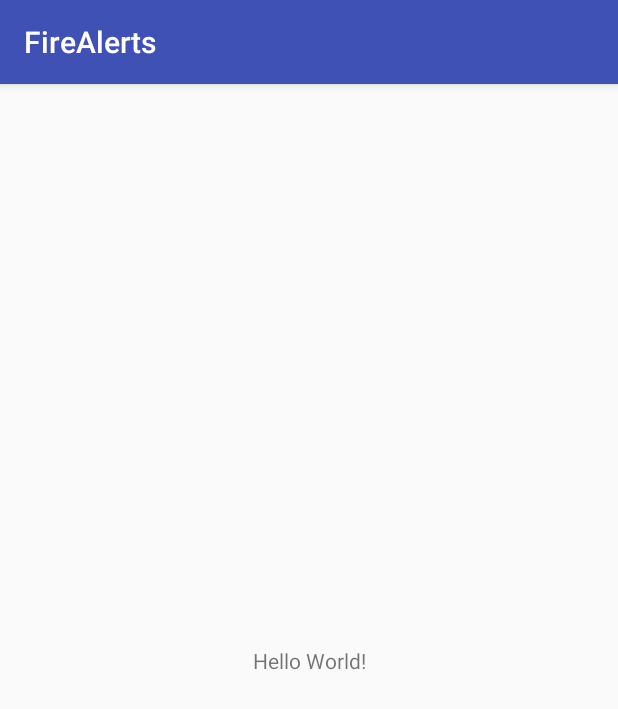
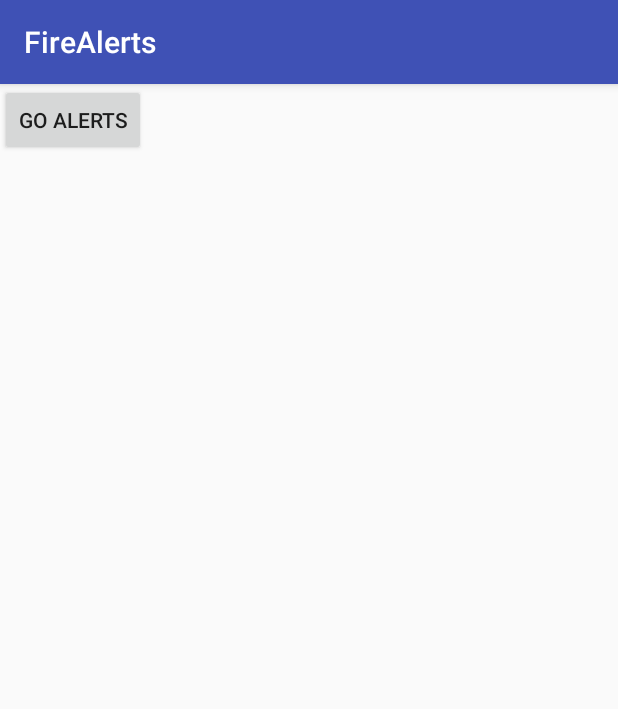
Before and after one commit to Mariani88/tesis-android, an Android app: the screen it shows after launch (MainActivity), on a phone screen of 412 x 824 dp. Shown: the top 709 px of the screen. Run offline under Robolectric (Android 15) with nearby library versions, the phone set to English and light mode, and no system bars.

Commit message:
add activity for alerts list

```diff
--- a/app/build.gradle
+++ b/app/build.gradle
@@ -24,7 +24,7 @@ android {
 
 dependencies {
     implementation fileTree(dir: 'libs', include: ['*.jar'])
-    implementation"org.jetbrains.kotlin:kotlin-stdlib-jre7:$kotlin_version"
+    implementation "org.jetbrains.kotlin:kotlin-stdlib-jre7:$kotlin_version"
     implementation 'com.android.support:appcompat-v7:26.1.0'
     implementation 'com.android.support.constraint:constraint-layout:1.0.2'
     testImplementation 'junit:junit:4.12'
--- a/app/src/main/AndroidManifest.xml
+++ b/app/src/main/AndroidManifest.xml
@@ -16,6 +16,7 @@
                 <category android:name="android.intent.category.LAUNCHER" />
             </intent-filter>
         </activity>
+        <activity android:name=".view.AlertListActivity"></activity>
     </application>
 
 </manifest>
--- a/app/src/main/java/tesis/untref/com/firealerts/MainActivity.kt
+++ b/app/src/main/java/tesis/untref/com/firealerts/MainActivity.kt
@@ -1,7 +1,10 @@
 package tesis.untref.com.firealerts
 
+import android.content.Intent
+import android.os.Bundle
 import android.support.v7.app.AppCompatActivity
-import android.os.Bundle
+import android.widget.Button
+import tesis.untref.com.firealerts.view.AlertListActivity
 
 //https://antonioleiva.com/mvp-android/
 
@@ -10,5 +13,8 @@ class MainActivity : AppCompatActivity() {
     override fun onCreate(savedInstanceState: Bundle?) {
         super.onCreate(savedInstanceState)
         setContentView(R.layout.activity_main)
+        val button = findViewById<Button>(R.id.button)
+        val intent = Intent(  this,  AlertListActivity::class.java)
+        button.setOnClickListener { startActivity(intent) }
     }
 }
--- a/app/src/main/res/layout/activity_main.xml
+++ b/app/src/main/res/layout/activity_main.xml
@@ -6,13 +6,12 @@
     android:layout_height="match_parent"
     tools:context="tesis.untref.com.firealerts.MainActivity">
 
-    <TextView
+    <Button
+        android:id="@+id/button"
         android:layout_width="wrap_content"
         android:layout_height="wrap_content"
-        android:text="Hello World!"
-        app:layout_constraintBottom_toBottomOf="parent"
-        app:layout_constraintLeft_toLeftOf="parent"
-        app:layout_constraintRight_toRightOf="parent"
-        app:layout_constraintTop_toTopOf="parent" />
+        android:text="@string/go_alerts"
+        tools:layout_editor_absoluteX="148dp"
+        tools:layout_editor_absoluteY="231dp" />
 
 </android.support.constraint.ConstraintLayout>
--- a/app/src/main/res/values/strings.xml
+++ b/app/src/main/res/values/strings.xml
@@ -1,3 +1,4 @@
 <resources>
     <string name="app_name">FireAlerts</string>
+    <string name="go_alerts">Go alerts</string>
 </resources>
```
Also changed, not shown: app/src/main/java/tesis/untref/com/firealerts/view/AlertListActivity.kt (added, +13 -0 lines), app/src/main/res/layout/activity_alert_list.xml (added, +31 -0 lines).
